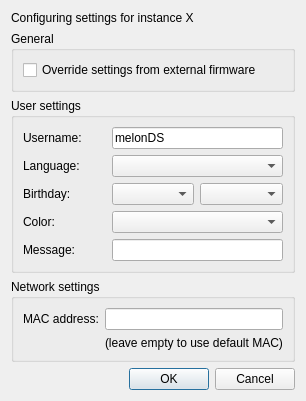
The window that src/frontend/qt_sdl/FirmwareSettingsDialog.ui (melonDS-emu/melonDS) describes before a commit, drawn with Qt 5.
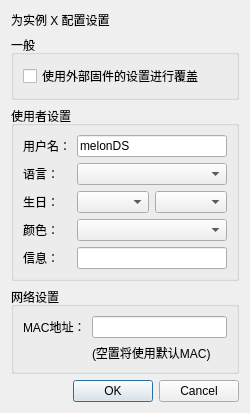
The same window after the commit.

What changed in the file:
```diff
--- a/src/frontend/qt_sdl/FirmwareSettingsDialog.ui
+++ b/src/frontend/qt_sdl/FirmwareSettingsDialog.ui
@@ -26,20 +26,20 @@
    <item>
     <widget class="QLabel" name="lblInstanceNum">
      <property name="text">
-      <string>Configuring settings for instance X</string>
+      <string>为实例 X 配置设置</string>
      </property>
     </widget>
    </item>
    <item>
     <widget class="QGroupBox" name="grpGeneral">
      <property name="title">
-      <string>General</string>
+      <string>一般</string>
      </property>
      <layout class="QGridLayout" name="gridLayout_3">
       <item row="0" column="0">
        <widget class="QCheckBox" name="overrideFirmwareBox">
         <property name="text">
-         <string>Override settings from external firmware</string>
+         <string>使用外部固件的设置进行覆盖</string>
         </property>
        </widget>
       </item>
@@ -49,7 +49,7 @@
    <item>
     <widget class="QGroupBox" name="grpUserSettings">
      <property name="title">
-      <string>User settings</string>
+      <string>使用者设置</string>
      </property>
      <layout class="QGridLayout" name="gridLayout">
       <property name="leftMargin">
@@ -86,14 +86,14 @@
       <item row="0" column="0">
        <widget class="QLabel" name="usernameLabel">
         <property name="text">
-         <string>Username:</string>
+         <string>用户名：</string>
         </property>
        </widget>
       </item>
       <item row="4" column="0">
        <widget class="QLabel" name="label_3">
         <property name="text">
-         <string>Message:</string>
+         <string>信息：</string>
         </property>
        </widget>
       </item>
@@ -103,21 +103,21 @@
       <item row="3" column="0">
        <widget class="QLabel" name="label_2">
         <property name="text">
-         <string>Color:</string>
+         <string>颜色：</string>
         </property>
        </widget>
       </item>
       <item row="1" column="0">
        <widget class="QLabel" name="label">
         <property name="text">
-         <string>Language:</string>
+         <string>语言：</string>
         </property>
        </widget>
       </item>
       <item row="2" column="0">
        <widget class="QLabel" name="label_4">
         <property name="text">
-         <string>Birthday:</string>
+         <string>生日：</string>
         </property>
        </widget>
       </item>
@@ -133,13 +133,13 @@
    <item>
     <widget class="QGroupBox" name="grpWifiSettings">
      <property name="title">
-      <string>Network settings</string>
+      <string>网络设置</string>
      </property>
      <layout class="QGridLayout" name="gridLayout_2">
       <item row="0" column="0">
        <widget class="QLabel" name="label_5">
         <property name="text">
-         <string>MAC address:</string>
+         <string>MAC地址：</string>
         </property>
        </widget>
       </item>
@@ -153,7 +153,7 @@
       <item row="1" column="1">
        <widget class="QLabel" name="label_6">
         <property name="text">
-         <string>(leave empty to use default MAC)</string>
+         <string>(空置将使用默认MAC)</string>
         </property>
        </widget>
       </item>
```
Left out of the diff: 2 changed lines with no effect on the pictures.
